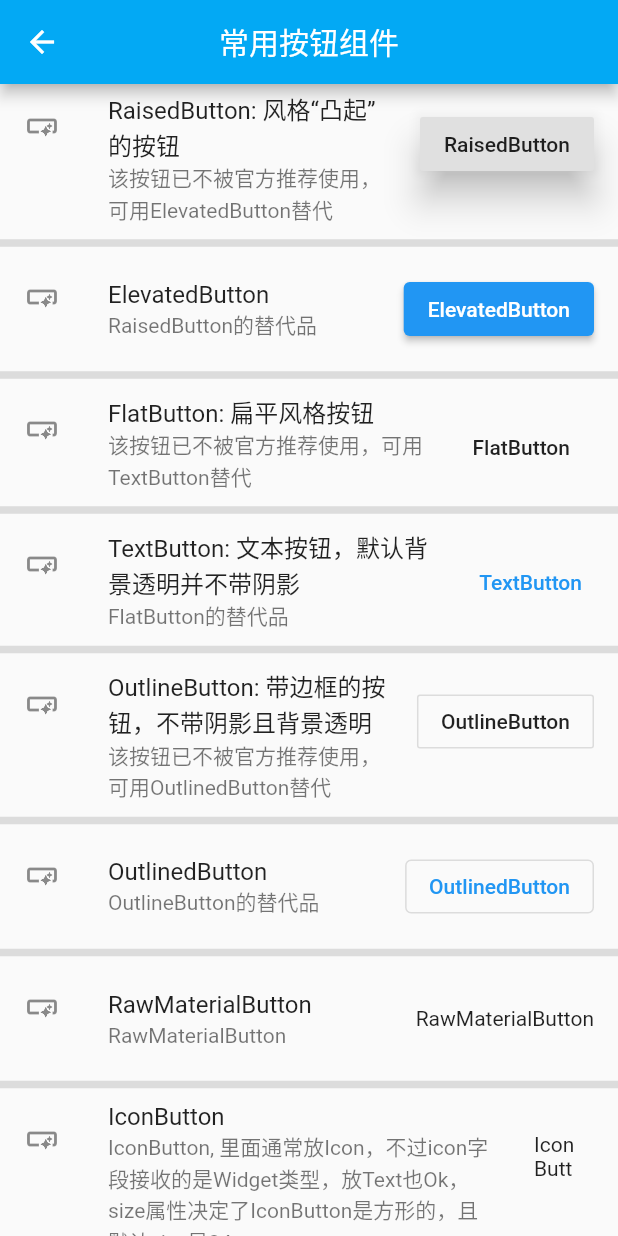
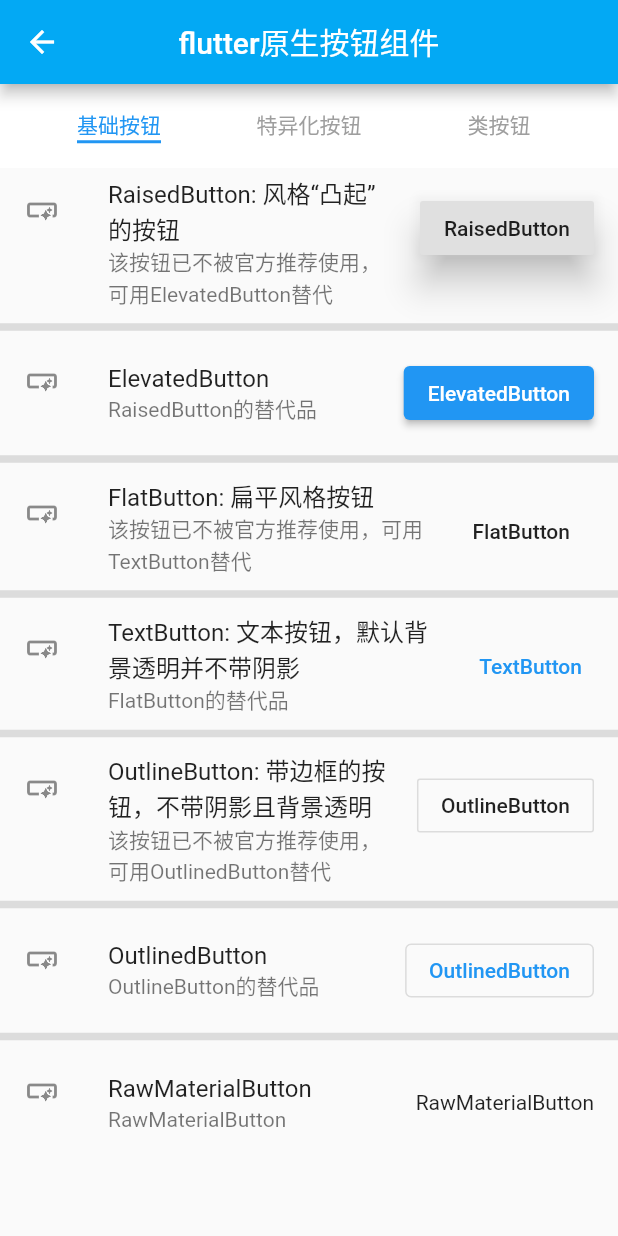
Before and after one commit to maxwellcatoo/flutter_practice, a Flutter app: the UsualButtonsWidget screen opened directly, on a phone screen of 412 x 824 dp. Run offline on Flutter 3.47's test engine with Material 2 defaults, Android fonts, the light colour scheme and no system bars; our stand-ins replace event_bus, flutter_screenutil, fluttertoast, percent_indicator, sqflite; accounts and stored records are empty.

Commit message:
feat(add switch and radio Widget)

```diff
--- a/lib/official_widget/button/button_menu.dart
+++ b/lib/official_widget/button/button_menu.dart
@@ -16,6 +16,10 @@
 class _MenuButtonState extends State<MenuButton> {
   List<LabelWidget> buttons = [
     LabelWidget(
+        mainTitle: "UsualButtons",
+        subTitle: "单个按钮",
+        widget: const UsualButtonsWidget()),
+    LabelWidget(
         mainTitle: "DropdownButton",
         subTitle: "下拉菜单按钮",
         widget: const DropdownButtonWidget()),
@@ -23,10 +27,6 @@
         mainTitle: "PopupMenuButton",
         subTitle: "弹出框菜单栏",
         widget: const SelectDemoPage()),
-    LabelWidget(
-        mainTitle: "UsualButtons",
-        subTitle: "各种常用组件",
-        widget: const UsualButtonsWidget()),
   ];
 
   @override
--- a/lib/official_widget/button/official_button_widget/usual_buttons.dart
+++ b/lib/official_widget/button/official_button_widget/usual_buttons.dart
@@ -1,3 +1,4 @@
+import 'package:flutter/cupertino.dart';
 import 'package:flutter/material.dart';
 import 'package:flutter_practice/official_widget/_common/common_widget.dart';
 import 'package:fluttertoast/fluttertoast.dart';
@@ -9,7 +10,25 @@
   State<UsualButtonsWidget> createState() => _UsualButtonsWidgetState();
 }
 
-class _UsualButtonsWidgetState extends State<UsualButtonsWidget> {
+enum systemType { android, ios, pc, mac }
+
+class _UsualButtonsWidgetState extends State<UsualButtonsWidget>
+    with TickerProviderStateMixin {
+  late TabController _controller;
+  bool switchVal = false;
+  bool? checkboxVal = false;
+
+  // 单选组件
+  systemType? _radioVal = systemType.android;
+  List<Widget> labelTab = [Text("基础按钮"), Text("特异化按钮"), Text("类按钮")];
+
+  @override
+  void initState() {
+    _controller = TabController(length: labelTab.length, vsync: this);
+    super.initState();
+  }
+
+  Widget basicButtonPageView() {
     List<Widget> list = [
       ListTile(
           leading: const Icon(Icons.smart_button),
@@ -17,204 +36,366 @@
           subtitle: const Text("该按钮已不被官方推荐使用，可用ElevatedButton替代"),
           trailing: RaisedButton(
             child: const Text("RaisedButton"),
-        onPressed: (){
+            onPressed: () {
               Fluttertoast.cancel();
               Fluttertoast.showToast(msg: "RaisedButton的onPressed, 点击一下触发");
             },
-        onLongPress: (){
+            onLongPress: () {
               Fluttertoast.cancel();
               Fluttertoast.showToast(msg: "RaisedButton的onLongPress, 长按触发");
             },
             elevation: 10, // 阴影
-      )
-    ),
+          )),
       ListTile(
           leading: const Icon(Icons.smart_button),
           title: const Text("ElevatedButton"),
           subtitle: const Text("RaisedButton的替代品"),
           trailing: ElevatedButton(
             child: const Text("ElevatedButton"),
-          onPressed: (){
+            onPressed: () {
               Fluttertoast.cancel();
               Fluttertoast.showToast(msg: "ElevatedButton的onPressed, 点击一下触发");
             },
-          onLongPress: (){
+            onLongPress: () {
               Fluttertoast.cancel();
               Fluttertoast.showToast(msg: "ElevatedButton的onLongPress, 长按触发");
             },
-        )
-    ),
+          )),
       ListTile(
           leading: const Icon(Icons.smart_button),
           title: const Text("FlatButton: 扁平风格按钮"),
           subtitle: const Text("该按钮已不被官方推荐使用，可用TextButton替代"),
           trailing: FlatButton(
             child: const Text("FlatButton"),
-          onPressed: (){
+            onPressed: () {
               Fluttertoast.cancel();
               Fluttertoast.showToast(msg: "FlatButton的onPressed, 点击一下触发");
             },
-          onLongPress: (){
+            onLongPress: () {
               Fluttertoast.cancel();
               Fluttertoast.showToast(msg: "FlatButton的onLongPress, 长按触发");
             },
-        )
-    ),
+          )),
       ListTile(
           leading: const Icon(Icons.smart_button),
           title: const Text("TextButton: 文本按钮，默认背景透明并不带阴影"),
           subtitle: const Text("FlatButton的替代品"),
           trailing: TextButton(
             child: const Text("TextButton"),
-          onPressed: (){
+            onPressed: () {
               Fluttertoast.cancel();
               Fluttertoast.showToast(msg: "TextButton的onPressed, 点击一下触发");
             },
-          onLongPress: (){
+            onLongPress: () {
               Fluttertoast.cancel();
               Fluttertoast.showToast(msg: "TextButton的onLongPress, 长按触发");
             },
-        )
-    ),
+          )),
       ListTile(
           leading: const Icon(Icons.smart_button),
           title: const Text("OutlineButton: 带边框的按钮，不带阴影且背景透明"),
           subtitle: const Text("该按钮已不被官方推荐使用，可用OutlinedButton替代"),
           trailing: OutlineButton(
             child: const Text("OutlineButton"),
-          onPressed: (){
+            onPressed: () {
               Fluttertoast.cancel();
               Fluttertoast.showToast(msg: "OutlineButton的onPressed, 点击一下触发");
             },
-          onLongPress: (){
+            onLongPress: () {
               Fluttertoast.cancel();
               Fluttertoast.showToast(msg: "OutlineButton的onLongPress, 长按触发");
             },
-        )
-    ),
+          )),
       ListTile(
           leading: const Icon(Icons.smart_button),
           title: const Text("OutlinedButton"),
           subtitle: const Text("OutlineButton的替代品"),
           trailing: OutlinedButton(
             child: const Text("OutlinedButton"),
-          onPressed: (){
+            onPressed: () {
               Fluttertoast.cancel();
               Fluttertoast.showToast(msg: "OutlinedButton的onPressed, 点击一下触发");
             },
-          onLongPress: (){
+            onLongPress: () {
               Fluttertoast.cancel();
               Fluttertoast.showToast(msg: "OutlinedButton的onLongPress, 长按触发");
             },
-        )
-    ),
+          )),
       ListTile(
           leading: const Icon(Icons.smart_button),
           title: const Text("RawMaterialButton"),
           subtitle: const Text("RawMaterialButton"),
           trailing: RawMaterialButton(
             child: const Text("RawMaterialButton"),
-          onPressed: (){
+            onPressed: () {
               Fluttertoast.cancel();
-            Fluttertoast.showToast(msg: "RawMaterialButton的onPressed, 点击一下触发");
+              Fluttertoast.showToast(
+                  msg: "RawMaterialButton的onPressed, 点击一下触发");
             },
-          onLongPress: (){
+            onLongPress: () {
               Fluttertoast.cancel();
-            Fluttertoast.showToast(msg: "RawMaterialButton的onLongPress, 长按触发");
+              Fluttertoast.showToast(
+                  msg: "RawMaterialButton的onLongPress, 长按触发");
             },
-        )
+          )),
+    ];
+    return ListView.separated(
+        itemBuilder: (context, index) {
+          var item = list[index];
+          return item;
+        },
+        separatorBuilder: (context, __) => const Divider(
+              thickness: 5,
             ),
+        itemCount: list.length);
+  }
+
+  Widget specialButtonPageView() {
+    List<Widget> list = [
       ListTile(
           leading: const Icon(Icons.smart_button),
           title: const Text("IconButton"),
-        subtitle: const Text("IconButton, 里面通常放Icon，不过icon字段接收的是Widget类型，放Text也Ok，size属性决定了IconButton是方形的，且默认size是24"),
+          subtitle: const Text(
+              "IconButton, 里面通常放Icon，不过icon字段接收的是Widget类型，放Text也Ok，size属性决定了IconButton是方形的，且默认size是24"),
           trailing: IconButton(
             icon: const Text("IconButton"),
-          onPressed: (){
+            onPressed: () {
               Fluttertoast.cancel();
               Fluttertoast.showToast(msg: "IconButton的onPressed, 点击一下触发");
             },
-        )
-    ),
+          )),
       ListTile(
           leading: const Icon(Icons.smart_button),
           title: const Text("BackButton"),
           subtitle: const Text("BackButton, 只有一个color和onPressed属性"),
           trailing: BackButton(
             color: Colors.green,
-          onPressed: (){
+            onPressed: () {
               Fluttertoast.cancel();
               Fluttertoast.showToast(msg: "BackButton的onPressed, 点击一下触发");
             },
-        )
-    ),
+          )),
       ListTile(
           leading: const Icon(Icons.smart_button),
           title: const Text("CloseButton"),
           subtitle: const Text("CloseButton, 也是只有一个color和onPressed属性"),
           trailing: CloseButton(
             color: Colors.green,
-          onPressed: (){
+            onPressed: () {
               Fluttertoast.cancel();
               Fluttertoast.showToast(msg: "CloseButton的onPressed, 点击一下触发");
             },
-        )
-    ),
+          )),
       const ListTile(
         leading: Icon(Icons.smart_button),
         title: Text("CloseButton"),
-        subtitle: Text("ButtonBar 是一个放置和排列按钮的一个组件，与 Row、Column 有一点相似，该组件放到ListTile中会报错，所以如下所示: "),
+        subtitle: Text(
+            "ButtonBar 是一个放置和排列按钮的一个组件，与 Row、Column 有一点相似，该组件放到ListTile中会报错，所以如下所示: "),
       ),
       ButtonBar(
         alignment: MainAxisAlignment.spaceAround,
         overflowDirection: VerticalDirection.down, // button的排列顺序
         children: [
-        TextButton(onPressed: (){}, child: const Text("TextButton")),
-        IconButton(onPressed: (){}, icon: const Icon(Icons.add_circle)),
-        BackButton(onPressed: (){}, color: Colors.orange)
+          TextButton(onPressed: () {}, child: const Text("TextButton")),
+          IconButton(onPressed: () {}, icon: const Icon(Icons.add_circle)),
+          BackButton(onPressed: () {}, color: Colors.orange)
         ],
       ),
       ListTile(
           leading: const Icon(Icons.smart_button),
-        title: const Text("CloseButton"),
-        subtitle: const Text("CloseButton, 也是只有一个color和onPressed属性"),
+          title: const Text("ToggleButtons"),
+          subtitle:
+              const Text("ToggleButtons，可以通过isSelected添加bool[]数组，区分显示按钮样式"),
           trailing: ToggleButtons(
-          isSelected: const [true,false,true], // 表示是否添加点击效果，不影响各个按钮的点击回调
+            isSelected: const [true, false, true], // 表示是否添加点击效果，不影响各个按钮的点击回调
             children: [
               TextButton(
                 child: const Text("第一个"),
-              onPressed: (){print("按了第一个");},
+                onPressed: () {
+                  print("按了第一个");
+                },
               ),
               TextButton(
                 child: const Text("第二个"),
-              onPressed: (){print("按了第二个");},
+                onPressed: () {
+                  print("按了第二个");
+                },
               ),
               TextButton(
                 child: const Text("第三个"),
-              onPressed: (){print("按了第三个");},
+                onPressed: () {
+                  print("按了第三个");
+                },
               ),
             ],
-          onPressed: (int index){
+            onPressed: (int index) {
               print("index               $index");
             },
+          )),
+    ];
+    return ListView.separated(
+        itemBuilder: (context, index) {
+          var item = list[index];
+          return item;
+        },
+        separatorBuilder: (context, __) => const Divider(
+              thickness: 5,
+            ),
+        itemCount: list.length);
+  }
+
+  Widget likeButNotButtonPageView() {
+    List<Widget> list = [
+      ListTile(
+        leading: const Icon(Icons.smart_button),
+        title: const Text("单选框"),
+        subtitle: const Text("单选框，没啥可讲的"),
+        trailing: Switch(
+            value: switchVal,
+            onChanged: (val) {
+              setState(() {
+                switchVal = val;
+              });
+            }),
+      ),
+      ListTile(
+        leading: const Icon(Icons.smart_button),
+        title: const Text("复选框"),
+        subtitle: const Text("复选框，也没啥可讲的"),
+        trailing: Checkbox(
+            value: checkboxVal,
+            onChanged: (val) {
+              setState(() {
+                checkboxVal = val;
+              });
+            }),
+      ),
+      const ListTile(
+        leading: Icon(Icons.smart_button),
+        title: Text("单选组件"),
+        subtitle: Text(
+            "如下所示：Radio是单选组件，直接使⽤需要多个Radio，并且配合对应的Text等描述，每个Radio点击还需要更新其它Radio或者整个页⾯。因此建议在项⽬内封装统⼀的单选控件，不要直接使⽤。"),
+        trailing: null,
+      ),
+      Wrap(
+        direction: Axis.horizontal,
+        children: [
+          Row(
+            mainAxisSize: MainAxisSize.min,
+            children: [
+              Radio<systemType>(
+                value: systemType.android,
+                groupValue: _radioVal,
+                onChanged: (val) {
+                  setState(() {
+                    _radioVal = val;
+                  });
+                },
+              ),
+              const Text("android")
+            ],
+          ),
+          Row(
+            mainAxisSize: MainAxisSize.min,
+            children: [
+              Radio<systemType>(
+                value: systemType.ios,
+                groupValue: _radioVal,
+                onChanged: (val) {
+                  setState(() {
+                    _radioVal = val;
+                  });
+                },
+              ),
+              const Text("ios")
+            ],
+          ),
+          Row(
+            mainAxisSize: MainAxisSize.min,
+            children: [
+              Radio<systemType>(
+                value: systemType.pc,
+                groupValue: _radioVal,
+                onChanged: (val) {
+                  setState(() {
+                    _radioVal = val;
+                  });
+                },
+              ),
+              const Text("pc")
+            ],
+          ),
+          Row(
+            mainAxisSize: MainAxisSize.min,
+            children: [
+              Radio<systemType>(
+                value: systemType.mac,
+                groupValue: _radioVal,
+                onChanged: (val) {
+                  setState(() {
+                    _radioVal = val;
+                  });
+                },
+              ),
+              const Text("mac")
+            ],
+          ),
+        ],
       )
+    ];
+    return ListView.separated(
+        itemBuilder: (context, index) => list[index],
+        separatorBuilder: (context, __) => const Divider(
+              thickness: 5,
             ),
-  ];
+        itemCount: list.length);
+  }
 
   @override
   Widget build(BuildContext context) {
     return Scaffold(
-      appBar: getAppBar(context, "常用按钮组件", true),
-      body: ListView.separated(
-        itemCount: list.length,
-        separatorBuilder: (context, __) => const Divider(
-          thickness: 5,
+        appBar: getAppBar(context, "flutter原生按钮组件", true),
+        body: DefaultTabController(
+          length: labelTab.length,
+          child: Scaffold(
+            appBar: AppBar(
+              title: TabBar(
+                controller: _controller,
+                tabs: labelTab,
+                labelPadding: const EdgeInsets.symmetric(horizontal: 8.0),
+                labelColor: Colors.blue,
+                unselectedLabelColor: Colors.grey,
+                indicatorSize: TabBarIndicatorSize.label,
+                indicatorColor: Colors.blue,
               ),
-        itemBuilder: (context, index) {
-          var item = list[index];
-          return item;
-        },
+              automaticallyImplyLeading: false,
+              backgroundColor: Colors.white,
+              elevation: 0,
             ),
-    );
+            body: TabBarView(
+              controller: _controller,
+              children: [
+                // 基础按钮
+                basicButtonPageView(),
+                // 特异化按钮
+                specialButtonPageView(),
+                // 类按钮组件
+                likeButNotButtonPageView(),
+              ],
+            ),
+          ),
+        ));
   }
 }
+
+class _MyClipper extends CustomClipper<Rect> {
+  @override
+  Rect getClip(Size size) {
+    return new Rect.fromLTRB(0.0, 0.0, size.width - 300.0, size.height);
+  }
+
+  @override
+  bool shouldReclip(CustomClipper<Rect> oldClipper) {
+    return false;
+  }
+}
```
Lines whose indentation alone changed are shown as unchanged.
